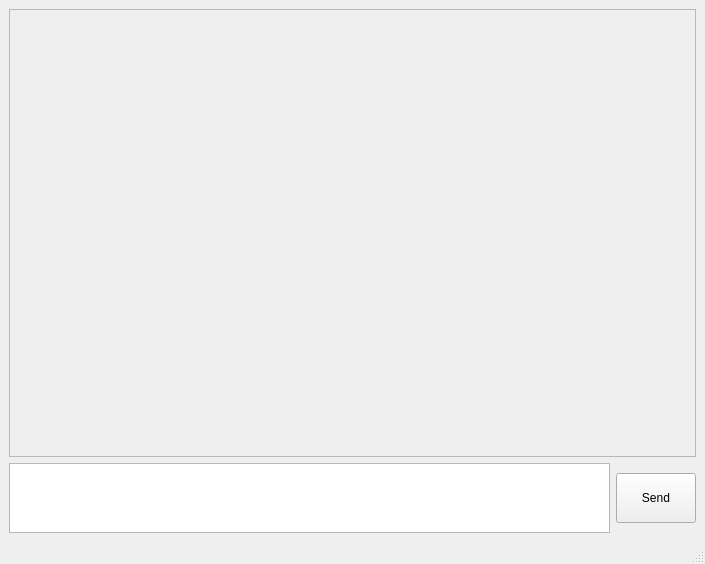
Old version of the form verbiverse/UI/MainWindow.ui in the repository HATTER-LONG/Verbiverse.
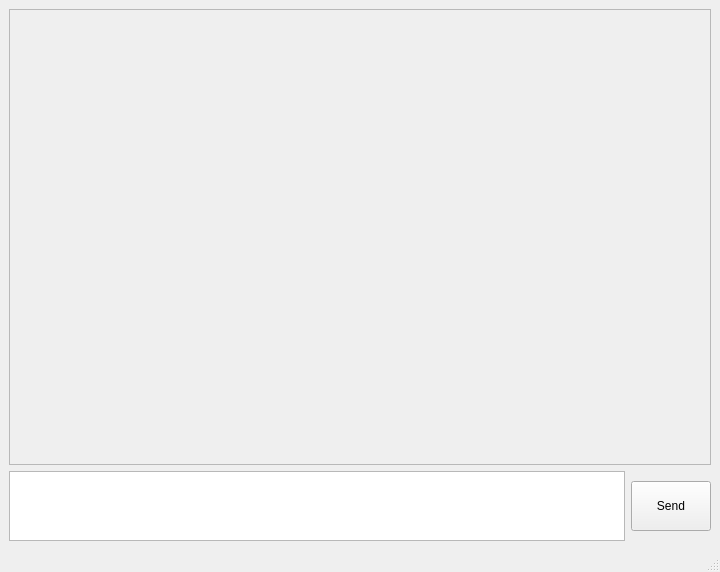
New version of the form.

Commit message: [Feature] update message box use ui file to generated

Patch:
```diff
--- a/verbiverse/UI/MainWindow.ui
+++ b/verbiverse/UI/MainWindow.ui
@@ -6,8 +6,8 @@
    <rect>
     <x>0</x>
     <y>0</y>
-    <width>705</width>
-    <height>564</height>
+    <width>720</width>
+    <height>572</height>
    </rect>
   </property>
   <property name="windowTitle">
@@ -28,7 +28,7 @@
         <widget class="QWidget" name="scrollAreaWidgetContents_2">
          <property name="geometry">
           <rect>
-           <x>0</x>
+           <x>8</x>
            <y>0</y>
            <width>677</width>
            <height>392</height>
```
Left out of the diff: 2 changed lines with no effect on the pictures. The commit also changes 6 other files.
